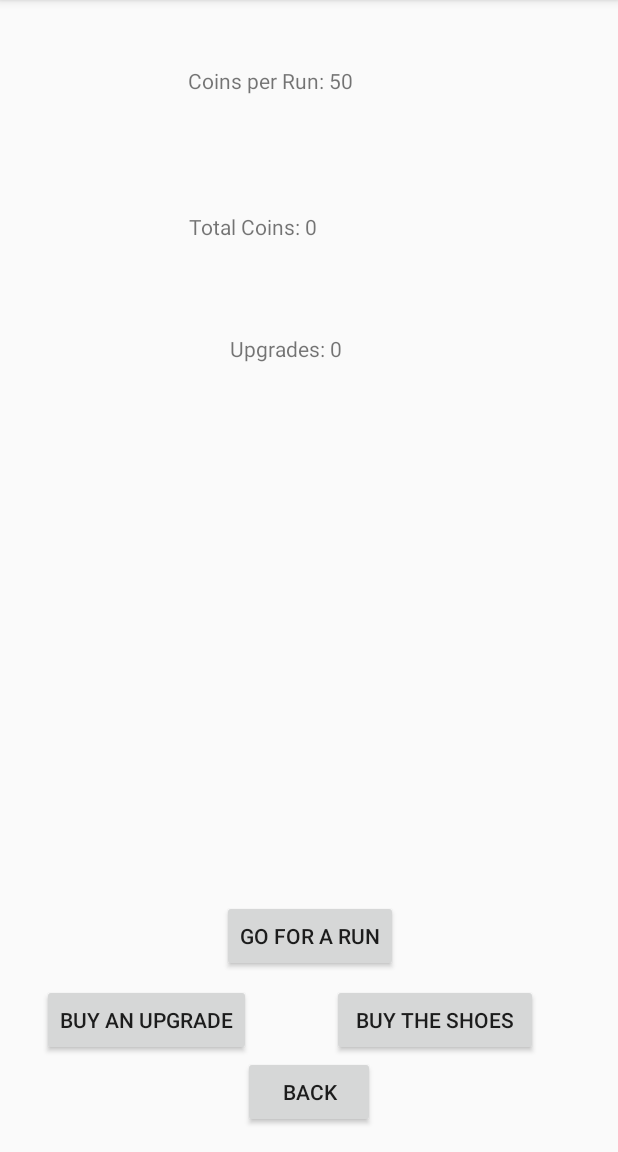
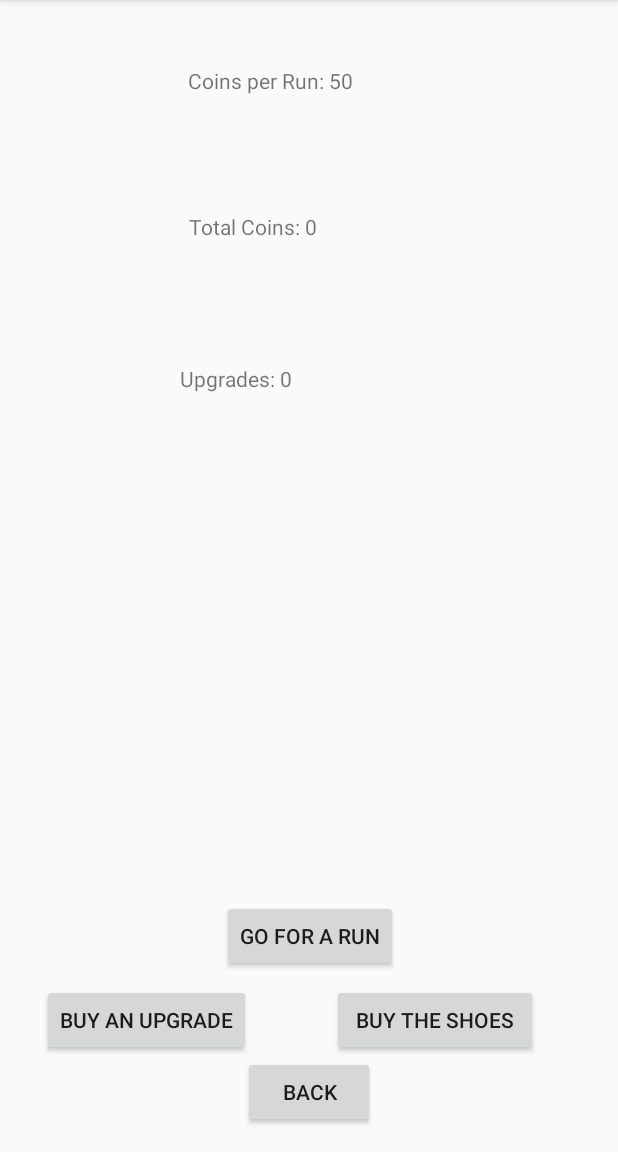
Before and after one commit to Nayzee/semester-project, an Android app: the ResultsActivity screen opened directly, with no data from a screen before it, on a phone screen of 412 x 824 dp, the part 84-1236 px from its top. Run offline under Robolectric (Android 15) with nearby library versions, the phone set to English and light mode, and no system bars.

Commit message:
Final Edit v1.2

```diff
--- a/app/src/main/res/layout/activity_results.xml
+++ b/app/src/main/res/layout/activity_results.xml
@@ -52,9 +52,10 @@
         android:id="@+id/txtNumberOfUpgrades"
         android:layout_width="106dp"
         android:layout_height="20dp"
-        android:layout_marginTop="52dp"
+        android:layout_marginTop="72dp"
         android:text="@string/upgrades"
         android:textSize="14sp"
+        app:layout_constraintHorizontal_bias="0.393"
         app:layout_constraintLeft_toLeftOf="parent"
         app:layout_constraintRight_toRightOf="parent"
         app:layout_constraintTop_toBottomOf="@+id/txtTotalCoins" />
```
